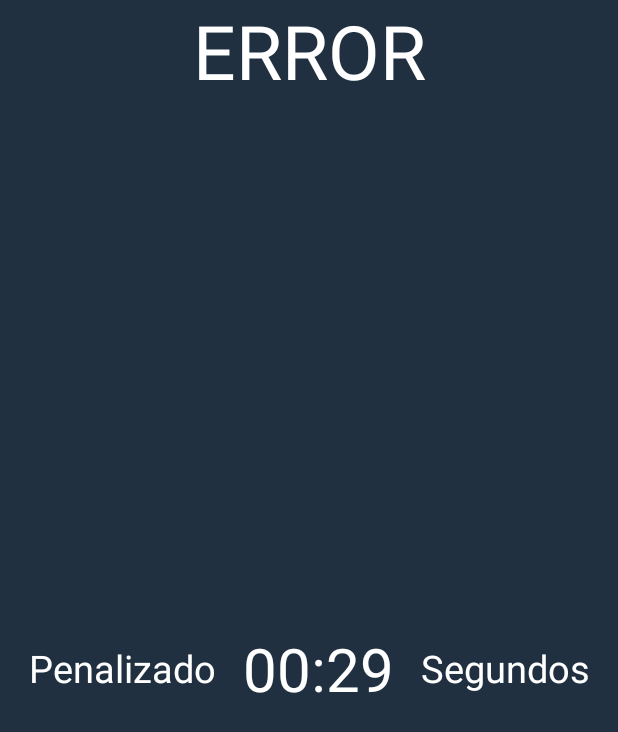
After one commit to sam-sudo/APP_QR, an Android app: the Incorrect screen opened directly, with no data from a screen before it, on a phone screen of 412 x 824 dp. The commit adds this screen. Shown: the top 732 px of the screen. Run offline under Robolectric (Android 15) with nearby library versions, the phone set to English and light mode, and no system bars.

Commit message:
Seguimos con los arreglos

```diff
--- /dev/null
+++ b/APP_QR/app/src/main/java/com/example/app_qr/Incorrect.java
@@ -0,0 +1,57 @@
+package com.example.app_qr;
+
+import android.content.Intent;
+import android.os.Bundle;
+import android.os.CountDownTimer;
+import android.view.View;
+import android.view.animation.TranslateAnimation;
+import android.widget.ArrayAdapter;
+import android.widget.Button;
+import android.widget.EditText;
+import android.widget.ImageView;
+import android.widget.Spinner;
+import android.widget.TextView;
+import android.widget.Toast;
+
+import androidx.appcompat.app.AppCompatActivity;
+
+import java.util.Locale;
+
+public class Incorrect extends AppCompatActivity {
+    public static long startTimeInMilis;//1200000
+    private TextView countDown;
+    String textFormater;
+
+    @Override
+    protected void onCreate(Bundle savedInstanceState) {
+        super.onCreate(savedInstanceState);
+        setContentView(R.layout.incorrect);
+
+        startTimeInMilis = 30000;
+        countDown = (TextView)findViewById(R.id.cronometro2);
+        startCountDownTime();
+    }
+
+    private void startCountDownTime() {//Este metodo inicia la cuenta atras
+        CountDownTimer mcountDownTimer = new CountDownTimer(startTimeInMilis, 1000) {
+            @Override
+            public void onTick(long millisUntilFinished) {
+                startTimeInMilis = millisUntilFinished;
+                updateTime();
+            }
+
+            @Override
+            public void onFinish() {
+                finish();
+            }
+        }.start();
+    }
+
+    private void updateTime() {//Este metodo actualiza el texto del cronometro
+        int minutos = (int) (startTimeInMilis / 1000) / 60;
+        int segundos = (int) (startTimeInMilis / 1000) % 60;
+        textFormater = String.format(Locale.getDefault(), "%02d:%02d", minutos, segundos);
+
+        countDown.setText(textFormater);
+    }
+}
--- a/APP_QR/app/src/main/java/com/example/app_qr/StartVideo.java
+++ b/APP_QR/app/src/main/java/com/example/app_qr/StartVideo.java
@@ -44,7 +44,7 @@ public class StartVideo extends AppCompatActivity {
         videoView.setOnCompletionListener(new MediaPlayer.OnCompletionListener() {
             @Override
             public void onCompletion(MediaPlayer mediaPlayer) {
-                hiddeMe.setEnabled(true);
+                hiddeMe.setVisibility(View.VISIBLE);
             }
         });
 
--- /dev/null
+++ b/APP_QR/app/src/main/res/layout/incorrect.xml
@@ -0,0 +1,61 @@
+<?xml version="1.0" encoding="utf-8"?>
+<LinearLayout
+    xmlns:android="http://schemas.android.com/apk/res/android"
+    android:orientation="vertical"
+    android:layout_width="match_parent"
+    android:background="#203040"
+    android:layout_height="match_parent">
+
+    <LinearLayout
+        android:orientation="vertical"
+        android:layout_gravity="center"
+        android:gravity="center"
+        android:layout_width="match_parent"
+        android:layout_height="wrap_content">
+        <TextView
+            android:textColor="#fff"
+            android:textSize="50dp"
+            android:textAlignment="center"
+            android:text="ERROR"
+            android:layout_width="match_parent"
+            android:layout_height="wrap_content"></TextView>
+    </LinearLayout>
+
+    <LinearLayout
+        android:gravity="center"
+        android:layout_gravity="center"
+        android:layout_margin="10dp"
+        android:orientation="horizontal"
+        android:layout_width="match_parent"
+        android:layout_height="match_parent">
+
+        <TextView
+            android:textAlignment="center"
+            android:layout_weight="1"
+            android:textColor="#fff"
+            android:textSize="25dp"
+            android:text="Penalizado"
+            android:layout_width="wrap_content"
+            android:layout_height="wrap_content"></TextView>
+
+        <TextView
+            android:textAlignment="center"
+            android:layout_weight="1"
+            android:id="@+id/cronometro2"
+            android:textColor="#fff"
+            android:textSize="40dp"
+            android:text="20:00"
+            android:layout_width="wrap_content"
+            android:layout_height="wrap_content"></TextView>
+
+        <TextView
+            android:textAlignment="center"
+            android:layout_weight="1"
+            android:textColor="#fff"
+            android:textSize="25dp"
+            android:text="Segundos"
+            android:layout_width="wrap_content"
+            android:layout_height="wrap_content"></TextView>
+    </LinearLayout>
+
+</LinearLayout>
--- a/APP_QR/app/src/main/res/layout/video.xml
+++ b/APP_QR/app/src/main/res/layout/video.xml
@@ -14,9 +14,9 @@
         android:layout_height="wrap_content"
         android:id="@+id/video"></VideoView>
     <Button
+        android:visibility="invisible"
         android:textColor="@color/white"
         android:background="@drawable/btn_color_fondo"
-        android:enabled="false"
         android:layout_margin="10dp"
         android:layout_width="match_parent"
         android:layout_height="wrap_content"
```
Also changed, not shown: APP_QR/app/src/main/AndroidManifest.xml (+25 -15 lines), APP_QR/app/src/main/java/com/example/app_qr/Fragments/FragmentAsk.java (+20 -3 lines).
